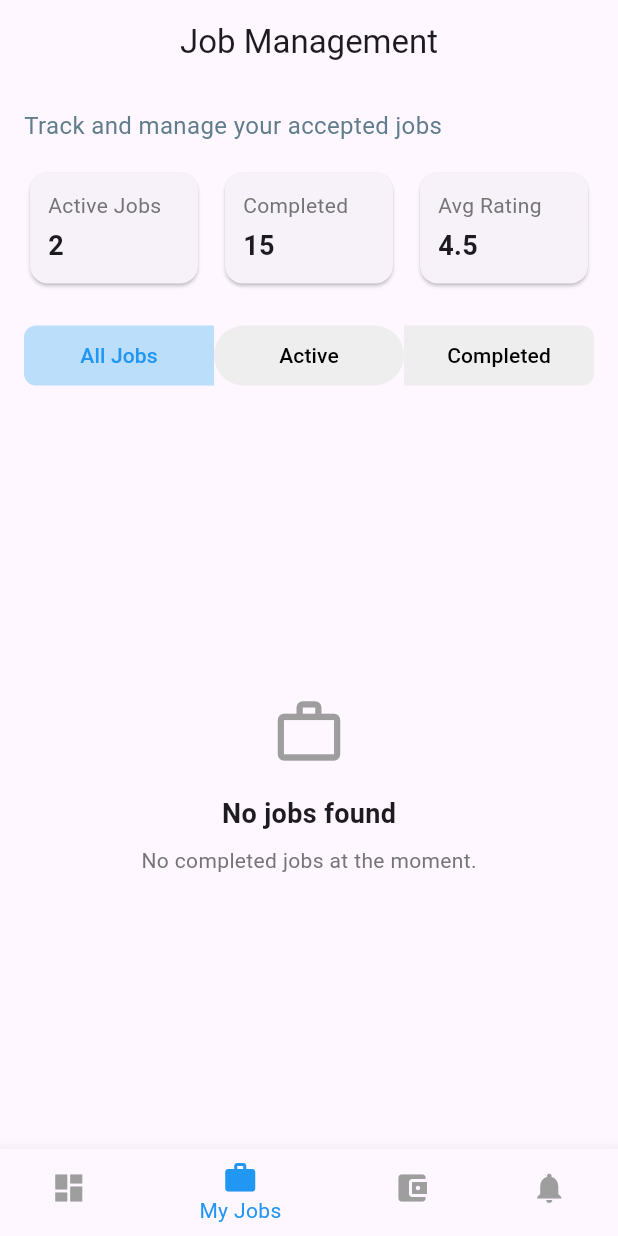
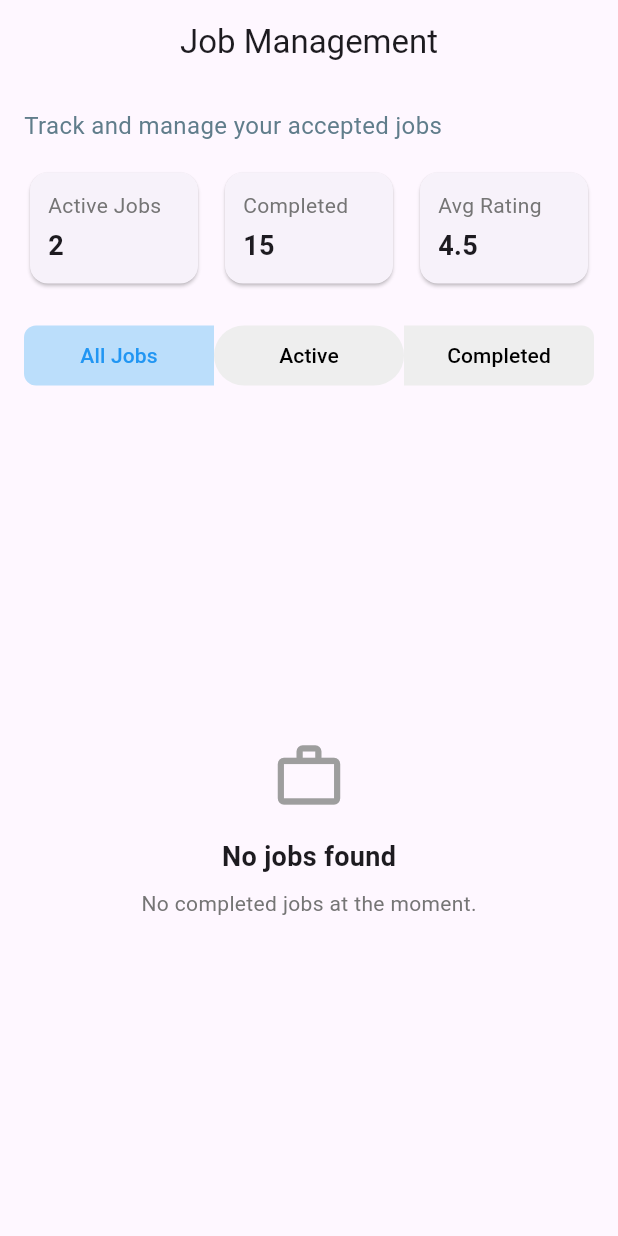
Before and after one commit to JOHNELLY-001/BingwaFix, a Flutter app: the FundiMyJobsPage screen opened directly, on a phone screen of 412 x 824 dp. Run offline on Flutter 3.47's test engine with Material 3 defaults, Android fonts, the light colour scheme and no system bars; our stand-ins replace geolocator, google_maps_flutter.

Commit message:
Removed the bottom nav bar replaced with stack index

```diff
--- a/lib/JobStatus/JobManager.dart
+++ b/lib/JobStatus/JobManager.dart
@@ -1,6 +1,6 @@
 import 'package:bingwa_fix/Notifications/FundiNotify.dart';
 import 'package:flutter/material.dart';
-import 'package:bingwa_fix/DashBoard/FundiDash.dart';
+import 'package:bingwa_fix/DashBoard/fundi_stack.dart';
 import 'package:bingwa_fix/Transactions/WalletPage.dart';
 
 class FundiMyJobsPage extends StatefulWidget {
@@ -19,39 +19,6 @@ class _FundiMyJobsPageState extends State<FundiMyJobsPage> {
       _selectedTabIndex = index;
     });
 
-    switch (index) {
-      case 0: //Dashboard
-        Navigator.push(
-            context,
-            PageRouteBuilder(
-                pageBuilder: (context, animation1, animation2) => const FundiDashboardPage(),
-            ),
-        );
-        break;
-      case 1: //My Jobs
-        Navigator.push(
-            context,
-            PageRouteBuilder(
-                pageBuilder: (context, animation1, animation2) => const FundiMyJobsPage(),
-            ),
-        );
-        break;
-      case 2: //Wallets
-        Navigator.push(
-            context,
-            PageRouteBuilder(
-                pageBuilder: (context, animation1, animation2) => const FundiWalletPage(),
-            ),
-        );
-        break;
-      case 3: //Notifications
-        Navigator.push(
-          context,
-          MaterialPageRoute(
-              builder: (context) => FundiNotificationsPage(),
-          ),
-        );
-    }
   }
 
   @override
@@ -196,30 +163,6 @@ class _FundiMyJobsPageState extends State<FundiMyJobsPage> {
           ),
         ],
       ),
-      bottomNavigationBar: BottomNavigationBar(
-        currentIndex: 1, // Highlight My Jobs tab
-        items: const [
-          BottomNavigationBarItem(
-            icon: Icon(Icons.dashboard),
-            label: 'Dashboard',
-          ),
-          BottomNavigationBarItem(
-            icon: Icon(Icons.work),
-            label: 'My Jobs',
-          ),
-          BottomNavigationBarItem(
-            icon: Icon(Icons.account_balance_wallet),
-            label: 'Wallet',
-          ),
-          BottomNavigationBarItem(
-            icon: Icon(Icons.notifications),
-            label: 'Notifications',
-          ),
-        ],
-        selectedItemColor: Colors.blue,
-        unselectedItemColor: Colors.grey,
-        onTap: _onItemTapped,
-      ),
     );
   }
 
```
